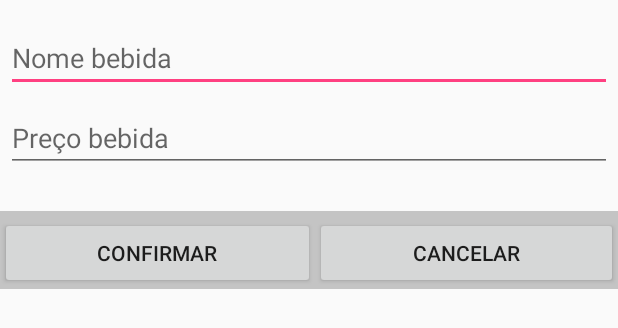
After one commit to LucasMAlbano/tccSearchDrink, an Android app: the layout dialog_bebida.xml on its own in the app's theme, with its tools: preview values and no code run, on a phone screen of 412 x 824 dp. The commit adds this screen. Shown: the top 328 px of the screen. Run offline under Robolectric (Android 15) with nearby library versions, the light colour scheme and no system bars.

Commit message:
salvando... inicio cricao para adicionar bebidas ao perfil, e inicio do dialog para adicionala

```diff
--- /dev/null
+++ b/SearchDrink/app/src/main/res/layout/dialog_bebida.xml
@@ -0,0 +1,58 @@
+<?xml version="1.0" encoding="utf-8"?>
+<RelativeLayout xmlns:android="http://schemas.android.com/apk/res/android"
+    android:layout_width="fill_parent"
+    android:layout_height="fill_parent"
+    android:orientation="horizontal"
+    >
+
+    <EditText
+        android:id="@+id/dialog_bebida_nome"
+        android:inputType="textEmailAddress"
+        android:layout_width="match_parent"
+        android:layout_height="wrap_content"
+        android:layout_marginTop="16dp"
+        android:layout_marginLeft="4dp"
+        android:layout_marginRight="4dp"
+        android:layout_marginBottom="4dp"
+        android:hint="Nome bebida" />
+
+    <EditText
+        android:id="@+id/dialog_bebida_preco"
+        android:inputType="numberDecimal"
+        android:layout_width="match_parent"
+        android:layout_height="wrap_content"
+        android:layout_below="@+id/dialog_bebida_nome"
+        android:layout_marginTop="4dp"
+        android:layout_marginLeft="4dp"
+        android:layout_marginRight="4dp"
+        android:layout_marginBottom="16dp"
+        android:fontFamily="sans-serif"
+        android:hint="Preço bebida" />
+
+    <LinearLayout
+        android:layout_width="wrap_content"
+        android:layout_height="wrap_content"
+        android:layout_alignParentLeft="true"
+        android:layout_alignParentRight="true"
+        android:layout_below="@+id/dialog_bebida_preco"
+        android:orientation="horizontal"
+        android:background="#C4C4C4"
+        android:paddingTop="4dp"
+        android:layout_marginTop="10dp">
+
+        <Button
+            android:id="@+id/dialog_bebida_salvar"
+            android:layout_width="wrap_content"
+            android:layout_height="wrap_content"
+            android:layout_weight="1"
+            android:text="Confirmar" />
+
+        <Button
+            android:id="@+id/dialog_bebida_cancelar"
+            android:layout_width="wrap_content"
+            android:layout_height="wrap_content"
+            android:layout_weight="1"
+            android:text="Cancelar" />
+    </LinearLayout>
+
+</RelativeLayout>
--- a/SearchDrink/build.gradle
+++ b/SearchDrink/build.gradle
@@ -5,7 +5,7 @@ buildscript {
         jcenter()
     }
     dependencies {
-        classpath 'com.android.tools.build:gradle:2.1.3'
+        classpath 'com.android.tools.build:gradle:2.2.0'
 
         classpath 'com.google.gms:google-services:3.0.0'
 
```
Also changed, not shown: SearchDrink/app/src/main/java/br/com/alura/searchdrink/activity/FormularioActivity.java (+6 -4 lines), SearchDrink/app/src/main/java/br/com/alura/searchdrink/activity/LoginActivity.java (+9 -11 lines), SearchDrink/app/src/main/java/br/com/alura/searchdrink/activity/PerfilActivity.java (+100 -4 lines), SearchDrink/app/src/main/java/br/com/alura/searchdrink/modelo/Bar.java (+6 -1 lines), SearchDrink/app/src/main/java/br/com/alura/searchdrink/modelo/Bebida.java (+14 -8 lines).
